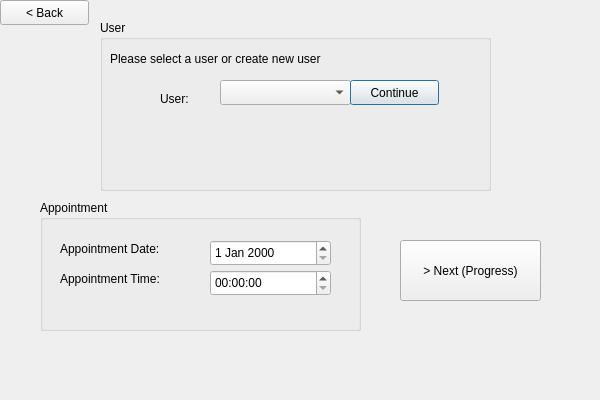
Above: ui/add_to_existing_patient.ui from frdedynamics/Appihr_project_helse_frde before the change. Below: the same form after it.
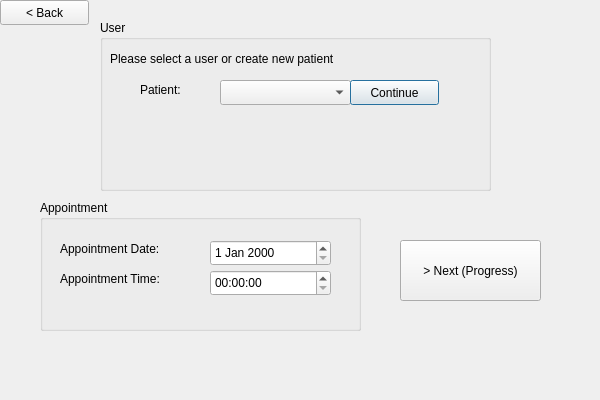
That is the form after the change.

Commit message: add to existing patient and threshold selection windows updated

What changed in the file:
```diff
--- a/ui/add_to_existing_patient.ui
+++ b/ui/add_to_existing_patient.ui
@@ -28,14 +28,14 @@
    <widget class="QLabel" name="label">
     <property name="geometry">
      <rect>
-      <x>60</x>
-      <y>70</y>
-      <width>41</width>
-      <height>17</height>
+      <x>40</x>
+      <y>60</y>
+      <width>71</width>
+      <height>20</height>
      </rect>
     </property>
     <property name="text">
-     <string>User:</string>
+     <string>Patient:</string>
     </property>
    </widget>
    <widget class="QComboBox" name="comboBox_userlist">
@@ -71,7 +71,7 @@
      </rect>
     </property>
     <property name="text">
-     <string>Please select a user or create new user</string>
+     <string>Please select a user or create new patient</string>
     </property>
    </widget>
   </widget>
```
Left out of the diff: 2 changed lines with no effect on the pictures. The commit also changes 7 other files.
